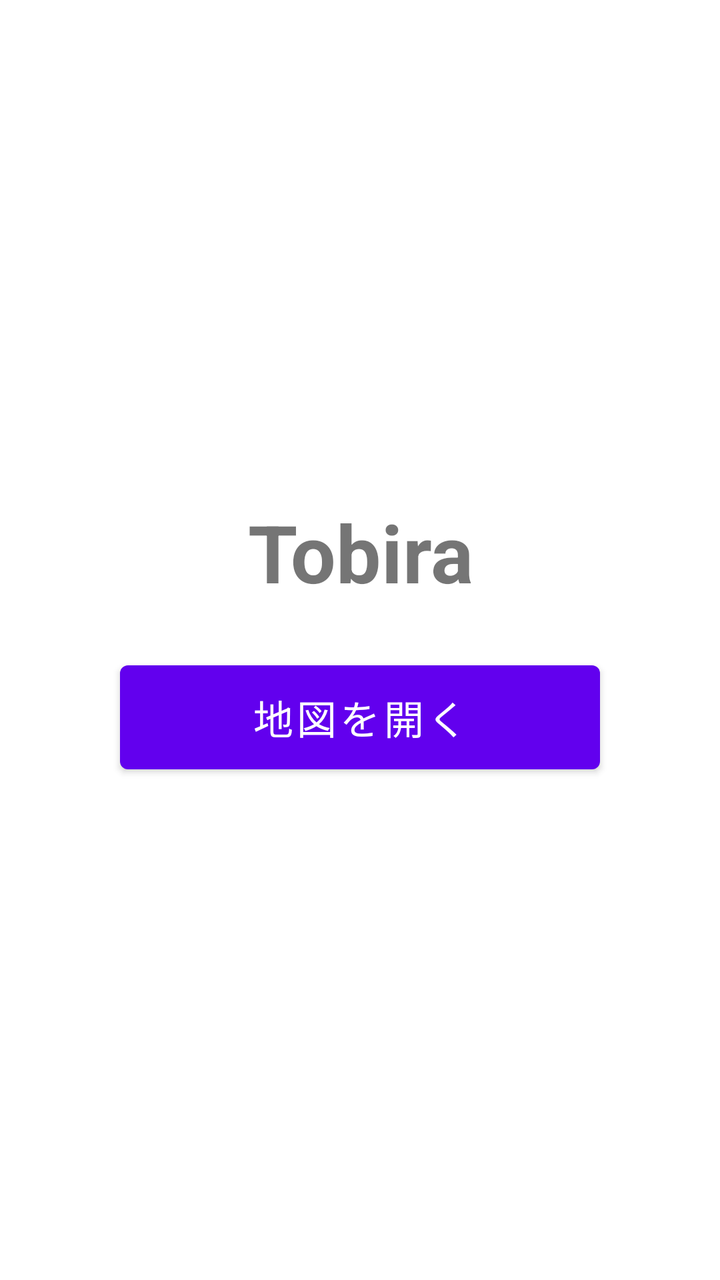
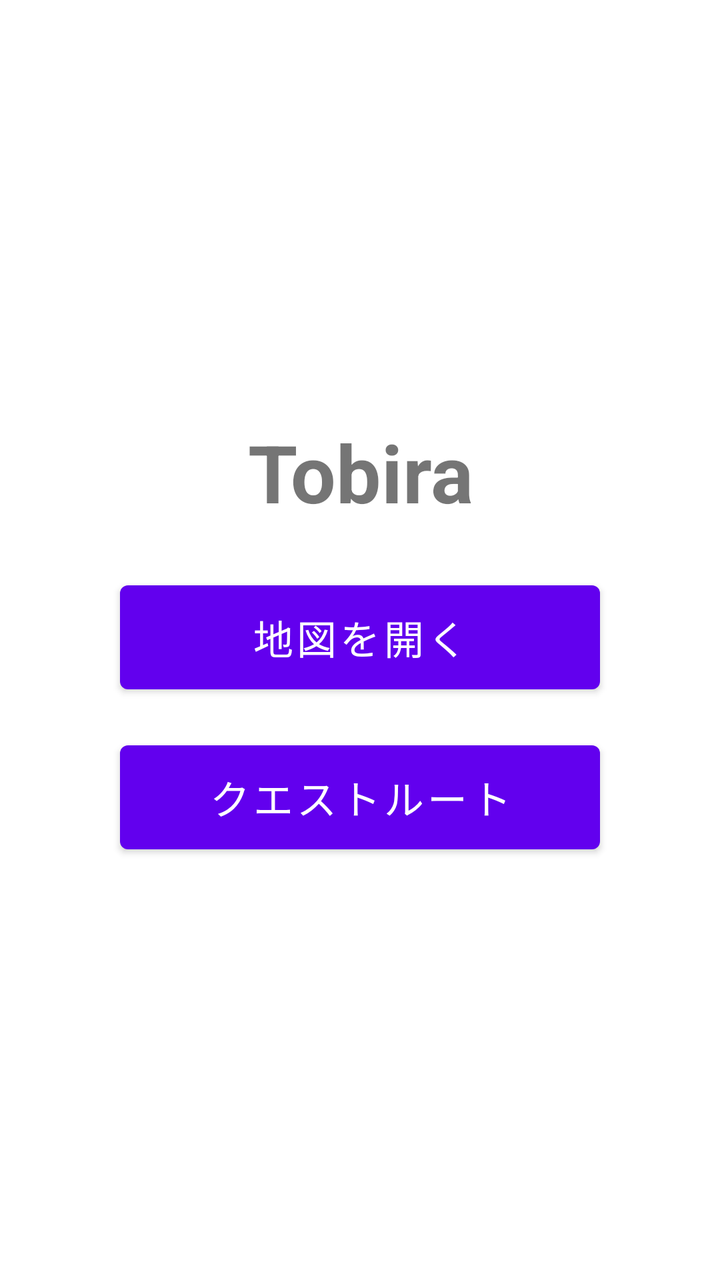

Screens rendered from an Android XML layout before and after an edit, with the pre-edit source and the edit as a unified diff.
<!-- AndroidManifest.xml: application theme Theme.Tobira -->
<!-- res/layout/activity_main.xml -->
<?xml version="1.0" encoding="utf-8"?>
<ScrollView xmlns:android="http://schemas.android.com/apk/res/android"
    android:layout_width="match_parent"
    android:layout_height="match_parent"
    android:fillViewport="true"
    android:fitsSystemWindows="true">

    <LinearLayout
        android:layout_width="match_parent"
        android:layout_height="wrap_content"
        android:gravity="center"
        android:orientation="vertical"
        android:padding="32dp">

        <TextView
            android:layout_width="match_parent"
            android:layout_height="wrap_content"
            android:gravity="center"
            android:text="@string/app_name"
            android:textSize="40sp"
            android:textStyle="bold" />
        <Button
            android:id="@+id/open_map_button"
            android:layout_width="wrap_content"
            android:layout_height="wrap_content"
            android:layout_marginTop="24dp"
            android:minHeight="64dp"
            android:minWidth="240dp"
            android:text="@string/open_map"
            android:textSize="20sp" />
    </LinearLayout>
</ScrollView>
<!-- resources referenced by this layout -->
<resources>
  <string name="app_name">Tobira</string>
  <string name="open_map">地図を開く</string>
  <style name="Theme.Tobira" parent="Theme.MaterialComponents.DayNight.NoActionBar">
          <item name="colorPrimary">@color/purple_500</item>
          <item name="colorPrimaryVariant">@color/purple_700</item>
          <item name="colorOnPrimary">@color/white</item>
          <item name="colorSecondary">@color/teal_200</item>
          <item name="colorSecondaryVariant">@color/teal_700</item>
          <item name="colorOnSecondary">@color/black</item>
          <item name="android:statusBarColor">?attr/colorPrimaryVariant</item>
      </style>
  <color name="purple_500">#FF6200EE</color>
  <color name="purple_700">#FF3700B3</color>
  <color name="white">#FFFFFFFF</color>
  <color name="teal_200">#FF03DAC5</color>
  <color name="teal_700">#FF018786</color>
  <color name="black">#FF000000</color>
</resources>

<!-- the commit's change to res/layout/activity_main.xml (unified diff, before → after) -->
@@ -28,5 +28,14 @@
             android:minWidth="240dp"
             android:text="@string/open_map"
             android:textSize="20sp" />
+        <Button
+            android:id="@+id/open_quest_routes_button"
+            android:layout_width="wrap_content"
+            android:layout_height="wrap_content"
+            android:layout_marginTop="16dp"
+            android:minHeight="64dp"
+            android:minWidth="240dp"
+            android:text="@string/quest_routes"
+            android:textSize="20sp" />
     </LinearLayout>
 </ScrollView>
<!-- resource entries referenced after the edit -->
@@ -2,6 +2,7 @@
 <resources>
   <string name="app_name">Tobira</string>
   <string name="open_map">地図を開く</string>
+  <string name="quest_routes">クエストルート</string>
   <style name="Theme.Tobira" parent="Theme.MaterialComponents.DayNight.NoActionBar">
           <item name="colorPrimary">@color/purple_500</item>
           <item name="colorPrimaryVariant">@color/purple_700</item>
